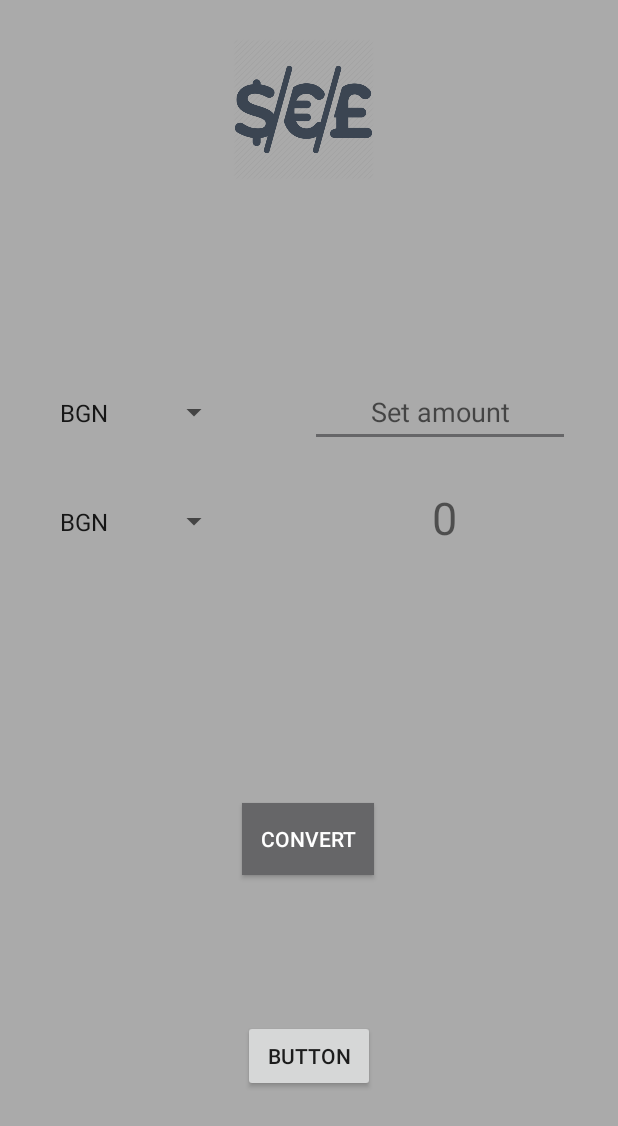
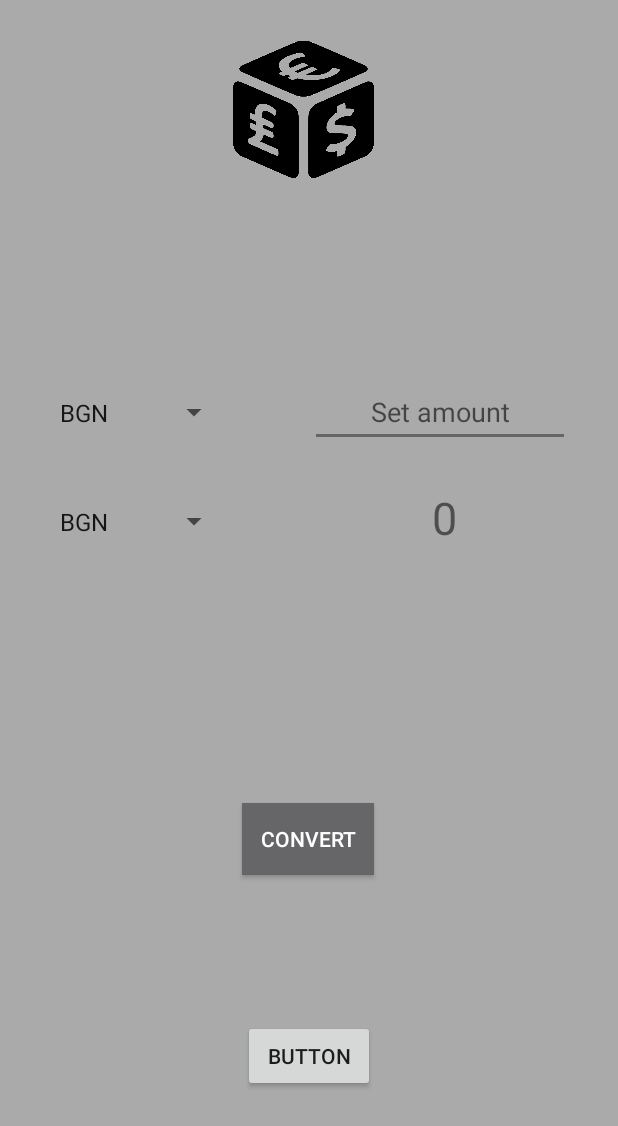
Before and after one commit to CatInTheBag/currencyConverterAndroid, an Android app: the screen it shows after launch (CurrencyController), on a phone screen of 412 x 824 dp. Shown: the top 1126 px of the screen. Run offline under Robolectric (Android 15) with nearby library versions, the phone set to English and light mode, and no system bars; libraries missing offline, so code that uses them is left out: com.loopj.android, cz.msebera.android.

Commit message:
new image logo added

```diff
--- a/app/src/main/res/layout/activity_main.xml
+++ b/app/src/main/res/layout/activity_main.xml
@@ -94,7 +94,7 @@
         app:layout_constraintStart_toStartOf="parent"
         app:layout_constraintTop_toTopOf="parent"
         app:layout_constraintVertical_bias="0.013"
-        app:srcCompat="@drawable/money_label" />
+        app:srcCompat="@drawable/currency_logo" />
 
     <android.support.constraint.Guideline
         android:id="@+id/guideline"
--- a/app/src/main/res/layout/activity_splash_scree.xml
+++ b/app/src/main/res/layout/activity_splash_scree.xml
@@ -9,7 +9,7 @@
         android:id="@+id/image_currency_logo"
         android:layout_width="120dp"
         android:layout_height="120dp"
-        android:src="@drawable/money_label"
+        android:src="@drawable/currency_logo"
         android:layout_above="@id/text_view_label"
         android:layout_centerHorizontal="true"
         />
```
Also changed, not shown: app/src/main/res/drawable-v24/money_label.png (deleted), app/src/main/res/drawable/currency_logo.png (added).
